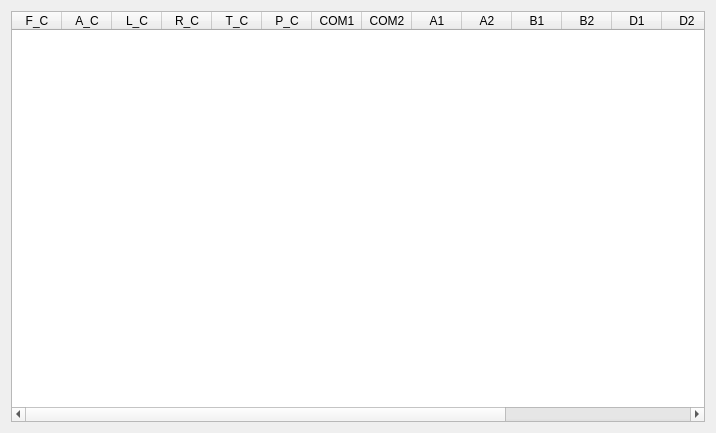
Before: the Qt Designer form Main/ChannelData/equipment_state_from.ui in 519984307/Container_Multiple_Channels_20200522, drawn with Qt 5.
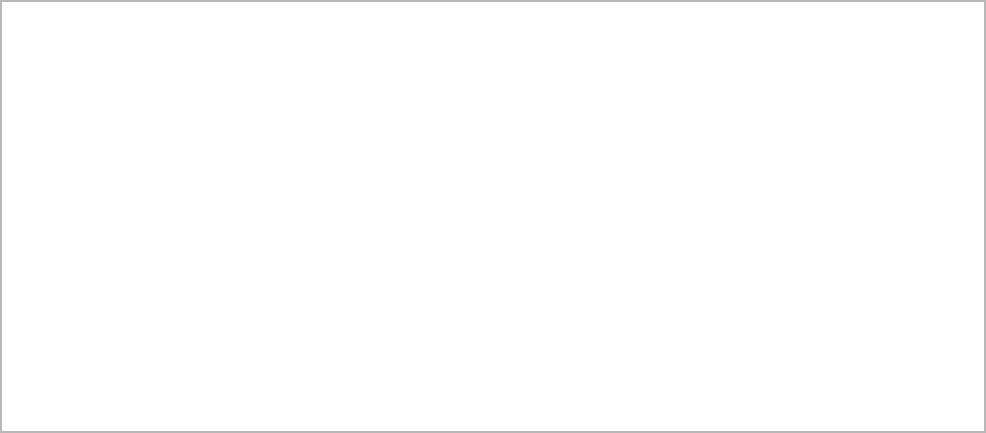
After: the same form once the commit is applied.

What changed in the file:
```diff
--- a/Main/ChannelData/equipment_state_from.ui
+++ b/Main/ChannelData/equipment_state_from.ui
@@ -6,7 +6,7 @@
    <rect>
     <x>0</x>
     <y>0</y>
-    <width>716</width>
+    <width>986</width>
     <height>433</height>
    </rect>
   </property>
@@ -14,164 +14,69 @@
    <string>Form</string>
   </property>
   <layout class="QGridLayout" name="gridLayout">
+   <property name="leftMargin">
+    <number>0</number>
+   </property>
+   <property name="topMargin">
+    <number>0</number>
+   </property>
+   <property name="rightMargin">
+    <number>0</number>
+   </property>
+   <property name="bottomMargin">
+    <number>0</number>
+   </property>
+   <property name="spacing">
+    <number>0</number>
+   </property>
    <item row="0" column="0">
-    <widget class="QTableWidget" name="tableWidget">
-     <property name="editTriggers">
-      <set>QAbstractItemView::NoEditTriggers</set>
+    <widget class="QScrollArea" name="scrollArea">
+     <property name="widgetResizable">
+      <bool>true</bool>
      </property>
-     <property name="alternatingRowColors">
-      <bool>false</bool>
-     </property>
-     <property name="sortingEnabled">
-      <bool>false</bool>
-     </property>
-     <attribute name="horizontalHeaderDefaultSectionSize">
-      <number>50</number>
-     </attribute>
-     <column>
-      <property name="text">
-       <string>F_C</string>
+     <widget class="QWidget" name="scrollAreaWidgetContents">
+      <property name="geometry">
+       <rect>
+        <x>0</x>
+        <y>0</y>
+        <width>984</width>
+        <height>431</height>
+       </rect>
       </property>
-      <property name="textAlignment">
-       <set>AlignCenter</set>
-      </property>
-     </column>
-     <column>
-      <property name="text">
-       <string>A_C</string>
-      </property>
-      <property name="textAlignment">
-       <set>AlignCenter</set>
-      </property>
-     </column>
-     <column>
-      <property name="text">
-       <string>L_C</string>
-      </property>
-      <property name="textAlignment">
-       <set>AlignCenter</set>
-      </property>
-     </column>
-     <column>
-      <property name="text">
-       <string>R_C</string>
-      </property>
-      <property name="textAlignment">
-       <set>AlignCenter</set>
-      </property>
-     </column>
-     <column>
-      <property name="text">
-       <string>T_C</string>
-      </property>
-      <property name="textAlignment">
-       <set>AlignCenter</set>
-      </property>
-     </column>
-     <column>
-      <property name="text">
-       <string>P_C</string>
-      </property>
-      <property name="textAlignment">
-       <set>AlignCenter</set>
-      </property>
-     </column>
-     <column>
-      <property name="text">
-       <string>COM1</string>
-      </property>
-      <property name="textAlignment">
-       <set>AlignCenter</set>
-      </property>
-     </column>
-     <column>
-      <property name="text">
-       <string>COM2</string>
-      </property>
-      <property name="textAlignment">
-       <set>AlignCenter</set>
-      </property>
-     </column>
-     <column>
-      <property name="text">
-       <string>A1</string>
-      </property>
-      <property name="textAlignment">
-       <set>AlignCenter</set>
-      </property>
-     </column>
-     <column>
-      <property name="text">
-       <string>A2</string>
-      </property>
-      <property name="textAlignment">
-       <set>AlignCenter</set>
-      </property>
-     </column>
-     <column>
-      <property name="text">
-       <string>B1</string>
-      </property>
-      <property name="textAlignment">
-       <set>AlignCenter</set>
-      </property>
-     </column>
-     <column>
-      <property name="text">
-       <string>B2</string>
-      </property>
-      <property name="textAlignment">
-       <set>AlignCenter</set>
-      </property>
-     </column>
-     <column>
-      <property name="text">
-       <string>D1</string>
-      </property>
-      <property name="textAlignment">
-       <set>AlignCenter</set>
-      </property>
-     </column>
-     <column>
-      <property name="text">
-       <string>D2</string>
-      </property>
-      <property name="textAlignment">
-       <set>AlignCenter</set>
-      </property>
-     </column>
-     <column>
-      <property name="text">
-       <string>R_F</string>
-      </property>
-      <property name="textAlignment">
-       <set>AlignCenter</set>
-      </property>
-     </column>
-     <column>
-      <property name="text">
-       <string>R_A</string>
-      </property>
-      <property name="textAlignment">
-       <set>AlignCenter</set>
-      </property>
-     </column>
-     <column>
-      <property name="text">
-       <string>PLATE</string>
-      </property>
-      <property name="textAlignment">
-       <set>AlignCenter</set>
-      </property>
-     </column>
-     <column>
-      <property name="text">
-       <string>MSG</string>
-      </property>
-      <property name="textAlignment">
-       <set>AlignCenter</set>
-      </property>
-     </column>
+      <layout class="QGridLayout" name="gridLayout_2">
+       <property name="leftMargin">
+        <number>0</number>
+       </property>
+       <property name="topMargin">
+        <number>0</number>
+       </property>
+       <property name="rightMargin">
+        <number>0</number>
+       </property>
+       <property name="bottomMargin">
+        <number>0</number>
+       </property>
+       <property name="spacing">
+        <number>0</number>
+       </property>
+       <item row="0" column="0">
+        <widget class="QTableWidget" name="tableWidget">
+         <property name="editTriggers">
+          <set>QAbstractItemView::NoEditTriggers</set>
+         </property>
+         <property name="alternatingRowColors">
+          <bool>false</bool>
+         </property>
+         <property name="sortingEnabled">
+          <bool>false</bool>
+         </property>
+         <attribute name="horizontalHeaderDefaultSectionSize">
+          <number>50</number>
+         </attribute>
+        </widget>
+       </item>
+      </layout>
+     </widget>
     </widget>
    </item>
   </layout>
```
